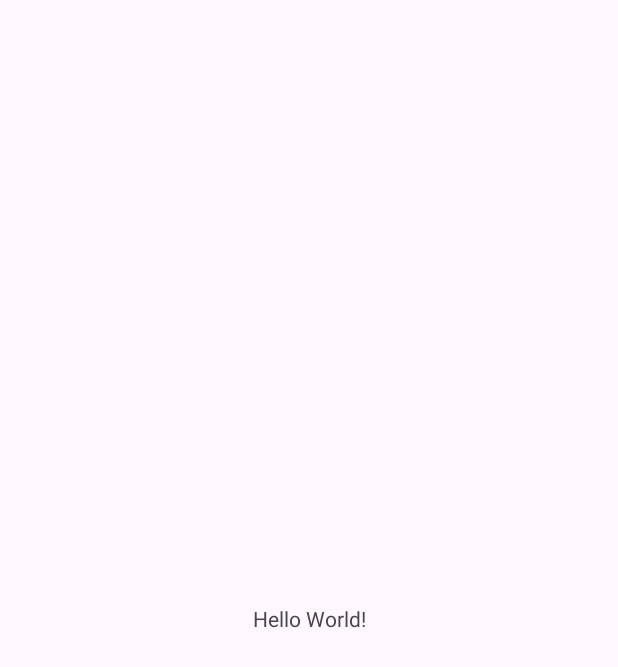
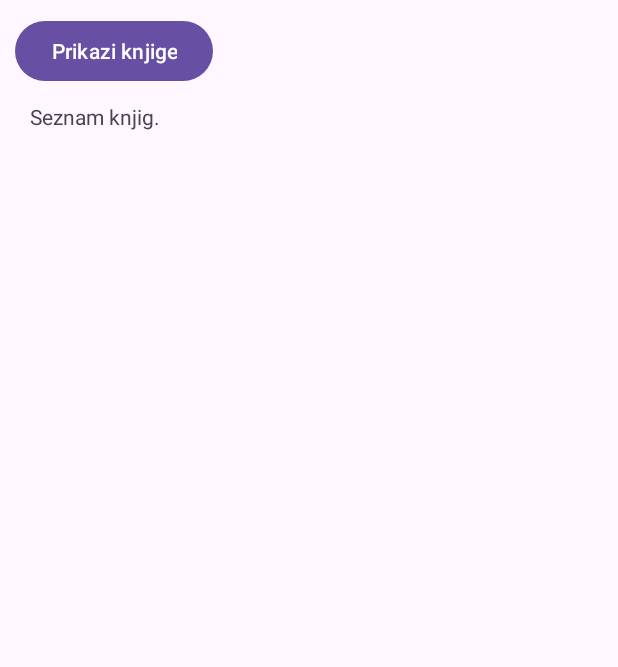
Before and after one commit to timpurnat/IS-Naloga-Knjiznica, an Android app: the screen it shows after launch (MainActivity), on a phone screen of 412 x 824 dp. Before the commit the part shown is almost empty. Shown: the top 667 px of the screen. Run offline under Robolectric (Android 15) with nearby library versions, the phone set to English and light mode, and no system bars; our stand-ins replace Volley.

Commit message:
Android1 ui

```diff
--- a/app/src/main/java/com/example/knjiznica/MainActivity.java
+++ b/app/src/main/java/com/example/knjiznica/MainActivity.java
@@ -4,11 +4,83 @@ import androidx.appcompat.app.AppCompatActivity;
 
 import android.os.Bundle;
 
+import android.content.Intent;
+import android.os.Bundle;
+import android.text.method.ScrollingMovementMethod;
+import android.util.Log;
+import android.view.View;
+import android.widget.TextView;
+import androidx.appcompat.app.AppCompatActivity;
+import com.android.volley.RequestQueue;
+import com.android.volley.Response;
+import com.android.volley.VolleyError;
+import com.android.volley.toolbox.JsonArrayRequest;
+import com.android.volley.toolbox.Volley;
+import org.json.JSONArray;
+import org.json.JSONException;
+import org.json.JSONObject;
+import java.util.ArrayList;
+
 public class MainActivity extends AppCompatActivity {
+
+    private RequestQueue requestQueue;
+    private TextView osebe;
+    private String url = "https://is-university.azurewebsites.net/api/v1/student";
 
     @Override
     protected void onCreate(Bundle savedInstanceState) {
         super.onCreate(savedInstanceState);
         setContentView(R.layout.activity_main);
+        requestQueue = Volley.newRequestQueue(getApplicationContext());
+        osebe = (TextView) findViewById(R.id.osebe);
     }
+
+    public  void prikaziknjige(View view){
+        if (view != null){
+            JsonArrayRequest request = new JsonArrayRequest(url, jsonArrayListener, errorListener);
+            requestQueue.add(request);
+        }
+    }
+
+    private Response.Listener<JSONArray> jsonArrayListener = new Response.Listener<JSONArray>() {
+        @Override
+        public void onResponse(JSONArray response){
+            ArrayList<String> data = new ArrayList<>();
+
+            for (int i = 0; i < response.length(); i++){
+                try {
+                    JSONObject object =response.getJSONObject(i);
+                    String name = object.getString("firstMidName");
+                    String surname = object.getString("lastName");
+                    String enrollmentDate = object.getString("enrollmentDate");
+
+                    data.add(name + " " + surname + " " + enrollmentDate);
+
+                } catch (JSONException e){
+                    e.printStackTrace();
+                    return;
+
+                }
+            }
+
+            osebe.setText("");
+
+
+            for (String row: data){
+                String currentText = osebe.getText().toString();
+                osebe.setText(currentText + "\n\n" + row);
+            }
+
+        }
+
+    };
+
+    private Response.ErrorListener errorListener = new Response.ErrorListener() {
+        @Override
+        public void onErrorResponse(VolleyError error) {
+            Log.d("REST error", error.getMessage());
+        }
+    };
+
+
 }
--- a/app/src/main/res/layout/activity_main.xml
+++ b/app/src/main/res/layout/activity_main.xml
@@ -7,12 +7,30 @@
     tools:context=".MainActivity">
 
     <TextView
+        android:id="@+id/osebe"
+        android:layout_width="wrap_content"
+        android:layout_height="0dp"
+        android:layout_marginLeft="20dp"
+        android:layout_marginTop="10dp"
+        android:layout_marginBottom="10dp"
+        android:text="Seznam knjig."
+        app:layout_constraintBottom_toBottomOf="parent"
+        app:layout_constraintLeft_toLeftOf="parent"
+        app:layout_constraintTop_toBottomOf="@+id/button"
+        tools:layout_constraintLeft_creator="1"
+        tools:layout_constraintTop_creator="1" />
+
+    <Button
+        android:id="@+id/button"
         android:layout_width="wrap_content"
         android:layout_height="wrap_content"
-        android:text="Hello World!"
-        app:layout_constraintBottom_toBottomOf="parent"
-        app:layout_constraintEnd_toEndOf="parent"
-        app:layout_constraintStart_toStartOf="parent"
-        app:layout_constraintTop_toTopOf="parent" />
+        android:layout_marginLeft="10dp"
+        android:layout_marginTop="10dp"
+        android:onClick="prikaziknjige"
+        android:text="Prikazi knjige"
+        app:layout_constraintLeft_toLeftOf="parent"
+        app:layout_constraintTop_toTopOf="parent"
+        tools:layout_constraintLeft_creator="1"
+        tools:layout_constraintTop_creator="1" />
 
 </androidx.constraintlayout.widget.ConstraintLayout>
```
